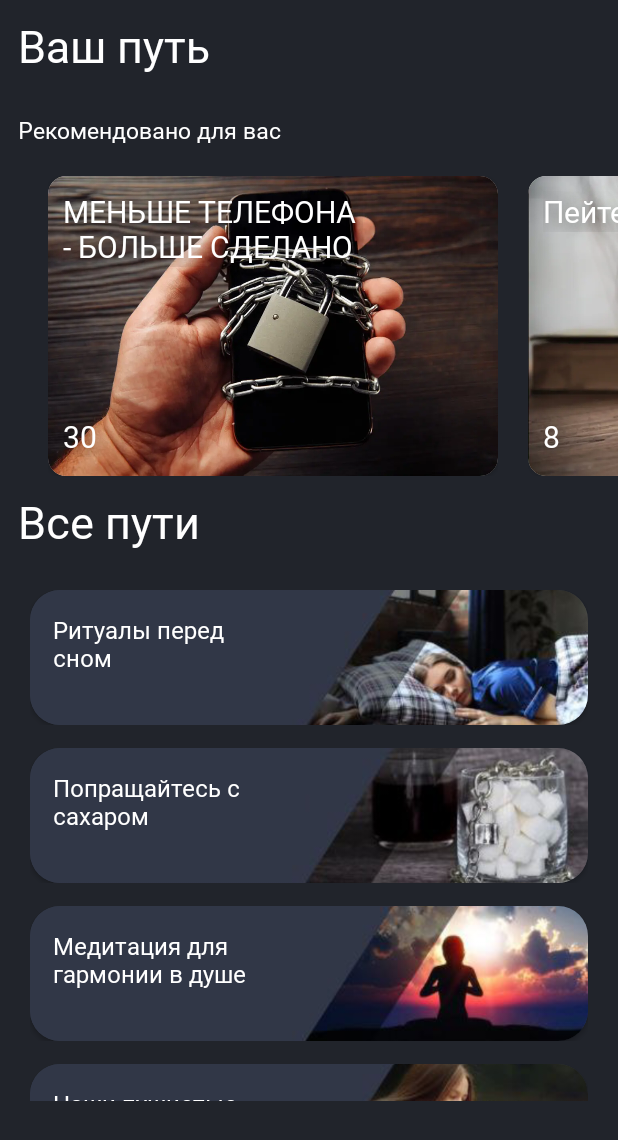
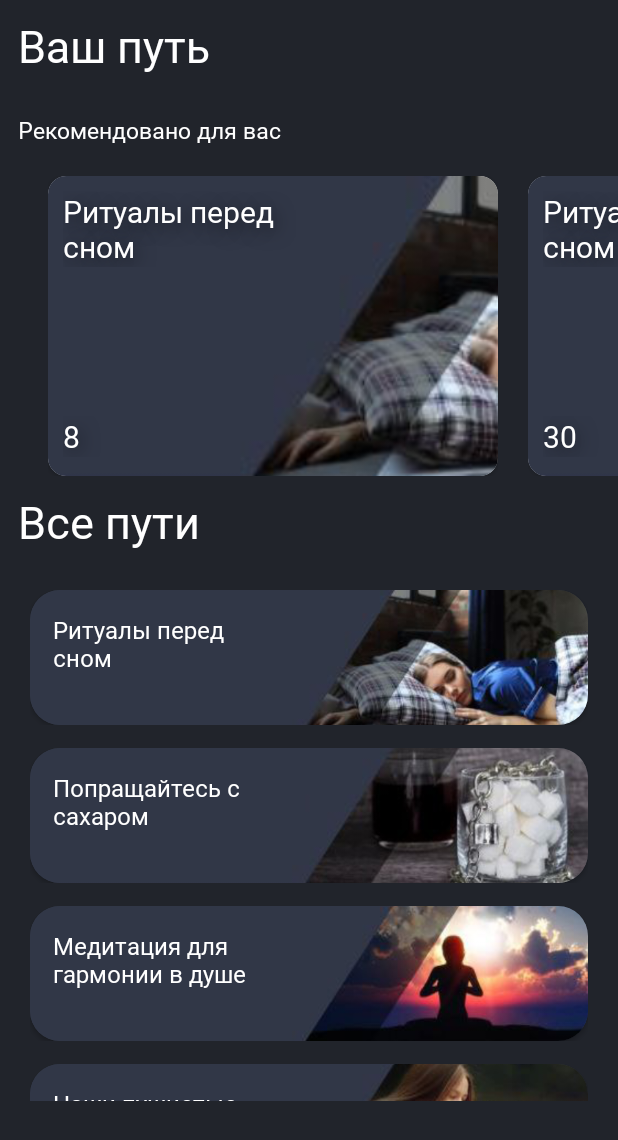
Before and after one commit to Vladi1989/HabitApp, an Android app: the fragment MainFragmentBYourWay placed in its activity, on a phone screen of 412 x 824 dp. Shown: the top 1140 px of the screen. Run offline under Robolectric (Android 15) with nearby library versions, the phone set to English and light mode, and no system bars.

Commit message:
Second commit

```diff
--- a/app/src/main/java/com/spase_y/habittracker/main/MainAppFragment.kt
+++ b/app/src/main/java/com/spase_y/habittracker/main/MainAppFragment.kt
@@ -2,6 +2,7 @@ package com.spase_y.habittracker.main
 
 import android.graphics.PorterDuff
 import android.os.Bundle
+import android.util.Log
 import androidx.fragment.app.Fragment
 import android.view.LayoutInflater
 import android.view.View
@@ -9,6 +10,8 @@ import android.view.ViewGroup
 import android.widget.ImageView
 import android.widget.TextView
 import androidx.core.content.ContextCompat
+import androidx.core.os.bundleOf
+import com.spase_y.habittracker.MainActivity
 import com.spase_y.habittracker.R
 import com.spase_y.habittracker.databinding.FragmentMainAppBinding
 import com.spase_y.habittracker.main.navigation_fragment.a.MainFragmentAToday
@@ -80,13 +83,25 @@ class MainAppFragment : Fragment() {
         )
         textView.setTextColor(ContextCompat.getColor(requireContext(), R.color.gray))
     }
-    private fun changeFragment(fragment: Fragment){
+    fun openFragmentToday(selectedDay: Int) {
+        setActiveButton(binding.btnNavA, binding.tvNavA)
+        val fragment = MainFragmentAToday()
+        fragment.arguments = bundleOf(Pair("Day", selectedDay))
+        changeFragment(fragment)
+    }
+
+    fun changeFragment(fragment: Fragment){
         requireActivity().supportFragmentManager.beginTransaction()
             .replace(R.id.fcvMainApp,fragment)
             .addToBackStack(null)
             .commit()
     }
-
+    companion object {
+        fun Fragment.openFragmentToday(selectedDay: Int) {
+            val mainFragment = requireActivity().supportFragmentManager.fragments[0]
+            (mainFragment as MainAppFragment).openFragmentToday(selectedDay)
+        }
+    }
     override fun onDestroyView() {
         super.onDestroyView()
         _binding = null
--- a/app/src/main/java/com/spase_y/habittracker/main/navigation_fragment/a/MainFragmentAToday.kt
+++ b/app/src/main/java/com/spase_y/habittracker/main/navigation_fragment/a/MainFragmentAToday.kt
@@ -2,6 +2,7 @@ package com.spase_y.habittracker.main.navigation_fragment.a
 
 import android.content.res.ColorStateList
 import android.os.Bundle
+import android.util.Log
 import androidx.fragment.app.Fragment
 import android.view.LayoutInflater
 import android.view.View
@@ -18,7 +19,9 @@ import com.spase_y.habittracker.databinding.FragmentMainATodayBinding
 import com.spase_y.habittracker.main.navigation_fragment.a.create_new_habit.CreateNewHabitFragment
 import java.time.DayOfWeek
 import java.time.LocalDate
+import java.time.temporal.ChronoField
 import java.time.temporal.TemporalAdjusters
+import java.util.Date
 
 class MainFragmentAToday : Fragment() {
 
@@ -35,6 +38,13 @@ class MainFragmentAToday : Fragment() {
 
     override fun onViewCreated(view: View, savedInstanceState: Bundle?) {
         super.onViewCreated(view, savedInstanceState)
+
+        var localDate = LocalDate.now()
+        val selectedDayFromHistory = arguments?.getInt("Day")
+        if (selectedDayFromHistory != null) {
+            localDate = LocalDate.now().withDayOfMonth(selectedDayFromHistory)
+            onDateSelect(localDate)
+        }
 
         binding.btnGoToCreateNewHabitFragment.setOnClickListener {
             requireActivity().supportFragmentManager.beginTransaction()
@@ -77,20 +87,21 @@ class MainFragmentAToday : Fragment() {
         }
 
         // Определение первого дня текущей недели (понедельника)
-        val startDate = LocalDate.now().with(TemporalAdjusters.previousOrSame(DayOfWeek.MONDAY))
+        val startDate = LocalDate.now().withDayOfYear(1)
         val weeks = generateWeeks(startDate, 52) // Генерация недель на год
 
         // Настройка адаптера для ViewPager2
-        val adapter = WeekPagerAdapter(weeks) { date ->
+        val adapter = WeekPagerAdapter(weeks, localDate) { date ->
             // Обработка нажатий на конкретный день
-            Toast.makeText(requireContext(), "Вы выбрали: $date", Toast.LENGTH_SHORT).show()
+            onDateSelect(date)
         }
 
         // Привязка адаптера к ViewPager
         binding.viewPager.adapter = adapter
 
         // Установка текущей недели (например, середина года)
-        binding.viewPager.setCurrentItem(26, false)
+        val currentWeek = LocalDate.now().get(ChronoField.ALIGNED_WEEK_OF_YEAR) - 1
+        binding.viewPager.setCurrentItem(currentWeek, false)
 
 
 
@@ -98,6 +109,14 @@ class MainFragmentAToday : Fragment() {
         habitsAdapter.listHabits = habitsManager.getAllHabits()
         binding.rvHabits.adapter = habitsAdapter
     }
+
+    private fun onDateSelect(date: LocalDate) {
+        val localDate = LocalDate.now()
+        binding.textView.text = date.toString()
+        Toast.makeText(requireContext(), "Вы выбрали: $date", Toast.LENGTH_SHORT).show()
+
+    }
+
     val habitsAdapter = HabitsAdapter()
 
     val habitsManager by lazy {
--- a/app/src/main/java/com/spase_y/habittracker/main/navigation_fragment/a/WeekPagerAdapter.kt
+++ b/app/src/main/java/com/spase_y/habittracker/main/navigation_fragment/a/WeekPagerAdapter.kt
@@ -10,10 +10,10 @@ import java.time.LocalDate
 
 class WeekPagerAdapter(
     private val weeks: List<List<LocalDate>>,
+    private var selectedDate:LocalDate,
     private val onDayClick: (LocalDate) -> Unit
 ) : RecyclerView.Adapter<WeekPagerAdapter.WeekViewHolder>() {
 
-    private var selectedDate: LocalDate? = null // Выбранная дата
 
     inner class WeekViewHolder(private val view: View) : RecyclerView.ViewHolder(view) {
         private val dayViews = listOf<TextView>(
--- a/app/src/main/java/com/spase_y/habittracker/main/navigation_fragment/b/recommend_your_way/HorizontalRecommendItem.kt
+++ b/app/src/main/java/com/spase_y/habittracker/main/navigation_fragment/b/recommend_your_way/HorizontalRecommendItem.kt
@@ -2,7 +2,7 @@ package com.spase_y.habittracker.main.navigation_fragment.b.recommend_your_way
 
 data class HorizontalRecommendItem(
     val title: String,
-    val value: String,
     val imageRes: Int,
     val data: FullRoadTopicData,
+    val value: String,
 )
--- a/app/src/main/java/com/spase_y/habittracker/main/navigation_fragment/b/recommend_your_way/MainFragmentBYourWay.kt
+++ b/app/src/main/java/com/spase_y/habittracker/main/navigation_fragment/b/recommend_your_way/MainFragmentBYourWay.kt
@@ -1,6 +1,7 @@
 package com.spase_y.habittracker.main.navigation_fragment.b.recommend_your_way
 
 import android.os.Bundle
+import android.util.Log
 import androidx.fragment.app.Fragment
 import android.view.LayoutInflater
 import android.view.View
@@ -29,12 +30,12 @@ class MainFragmentBYourWay : Fragment() {
 
         // Данные для RecyclerView
         val adapter = HorizontalRecommendAdapter(horizontalItems){item ->
-            val fragment = TopicDetailsFragment().apply {
+            val fragment = TopicDetailsFragment()
+            fragment.arguments =
                 bundleOf(
                     Pair("title", item.title),
                     Pair("data", Gson().toJson(item.data)),
                 )
-            }
             requireActivity().supportFragmentManager.beginTransaction()
                 .replace(R.id.fcvMainApp,fragment)
                 .addToBackStack(null)
@@ -87,12 +88,45 @@ val sample = FullRoadTopicData(
 
 
 val horizontalItems = listOf(
-    HorizontalRecommendItem("МЕНЬШЕ ТЕЛЕФОНА\n- БОЛЬШЕ СДЕЛАНО", "30", R.drawable.phone1, sample),
-    HorizontalRecommendItem("Пейте больше воды", "8", R.drawable.b_horizontal_2, sample),
-    HorizontalRecommendItem("Занимайтесь йогой", "15", R.drawable.b_horizontal_3, sample),
+    HorizontalRecommendItem("Ритуалы перед\nсном", R.drawable.b_list1,
+        FullRoadTopicData(
+            R.drawable.sleep_girl,
+            "Научно доказано, что определенные\nритуалы перед сном позволяют справится с нарушениями сна и избыточным стрессом",
+            listOf(
+                Pair(R.drawable.habit_icon_176, "Попращайтесь с\nбессонницей "),
+                Pair(R.drawable.habit_icon_151, "Засыпайте\nбыстрее и\nкрепче"),
+                Pair(R.drawable.habit_icon_27, "Больше сил\nи творческой\nэнергии"),
+                Pair(R.drawable.abc_ic_menu_paste_mtrl_am_alpha, "Здоровое\nрасписание"),
+            ),
+            listOf(
+                "Укрепите душевное здоровье",
+                "Укрепление связей с семьей",
+                "Более эффективная работа мозга",
 
-    )
+                ),
+        ),
+        "8"
+    ),
+    HorizontalRecommendItem("Ритуалы перед\nсном", R.drawable.b_list1,
+        FullRoadTopicData(
+            R.drawable.sleep_girl,
+            "Научно доказано, что определенные\nритуалы перед сном позволяют справится с нарушениями сна и избыточным стрессом",
+            listOf(
+                Pair(R.drawable.habit_icon_176, "Попращайтесь с\nбессонницей "),
+                Pair(R.drawable.habit_icon_151, "Засыпайте\nбыстрее и\nкрепче"),
+                Pair(R.drawable.habit_icon_27, "Больше сил\nи творческой\nэнергии"),
+                Pair(R.drawable.abc_ic_menu_paste_mtrl_am_alpha, "Здоровое\nрасписание"),
+            ),
+            listOf(
+                "Укрепите душевное здоровье",
+                "Укрепление связей с семьей",
+                "Более эффективная работа мозга",
 
+                ),
+        ),
+        "30"
+    ),
+)
 
 val verticalItems = listOf(
     VerticalRecommendItem("Ритуалы перед\nсном", R.drawable.b_list1,
--- a/app/src/main/java/com/spase_y/habittracker/main/navigation_fragment/c/MainFragmentCHistory.kt
+++ b/app/src/main/java/com/spase_y/habittracker/main/navigation_fragment/c/MainFragmentCHistory.kt
@@ -62,6 +62,7 @@ class MainFragmentCHistory : Fragment() {
                 else -> null
             }
         }.attach()
+
     }
     private fun showShareOptionsBottomSheet() {
         val bottomSheetDialog = BottomSheetDialog(requireContext())
```
Also changed, not shown: app/src/main/java/com/spase_y/habittracker/main/navigation_fragment/c/history_view_pager/CalendarFragment.kt (+14 -1 lines).
